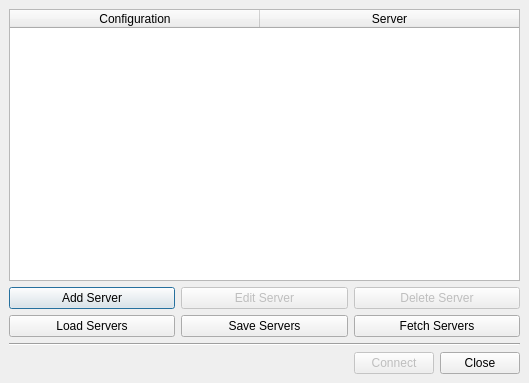
First picture: the form in Qt/Components/Resources/UI/pqServerConnectDialog.ui, repository Kitware/ParaView, before the edit.
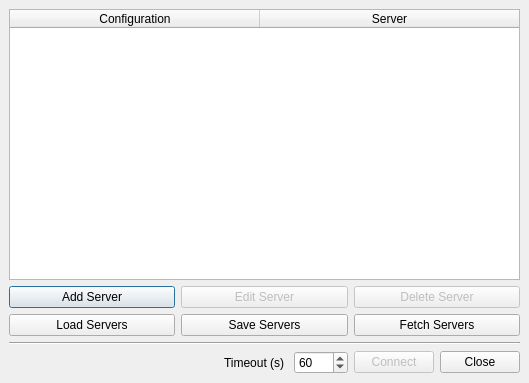
Second picture: the form after the edit. The open tabs and pages were chosen to show the change.

Commit message:
Adding a dynamic timeout configurable when connecting to a server
This adds a timeout, configurable just before connecting
to any non reverse server.
This also adds the corresponding python wrapping/

Diff of the .ui file:
```diff
--- a/Qt/Components/Resources/UI/pqServerConnectDialog.ui
+++ b/Qt/Components/Resources/UI/pqServerConnectDialog.ui
@@ -110,6 +110,29 @@
            </property>
           </spacer>
          </item>
+         <item>
+          <widget class="QLabel" name="timeoutLabel">
+           <property name="text">
+            <string>Timeout (s) </string>
+           </property>
+          </widget>
+         </item>
+         <item>
+          <widget class="QSpinBox" name="timeoutSpinBox">
+           <property name="toolTip">
+            <string>Specify the timeout in seconds to use when connecting to the server. 0 means no retry. -1 means infinite retries.</string>
+           </property>
+           <property name="value">
+            <number>60</number>
+           </property>
+           <property name="minimum">
+            <number>-1</number>
+           </property>
+           <property name="maximum">
+            <number>9999</number>
+           </property>
+          </widget>
+         </item>
          <item>
           <widget class="QPushButton" name="connect">
            <property name="enabled">
```
The commit also changes 17 other files.
